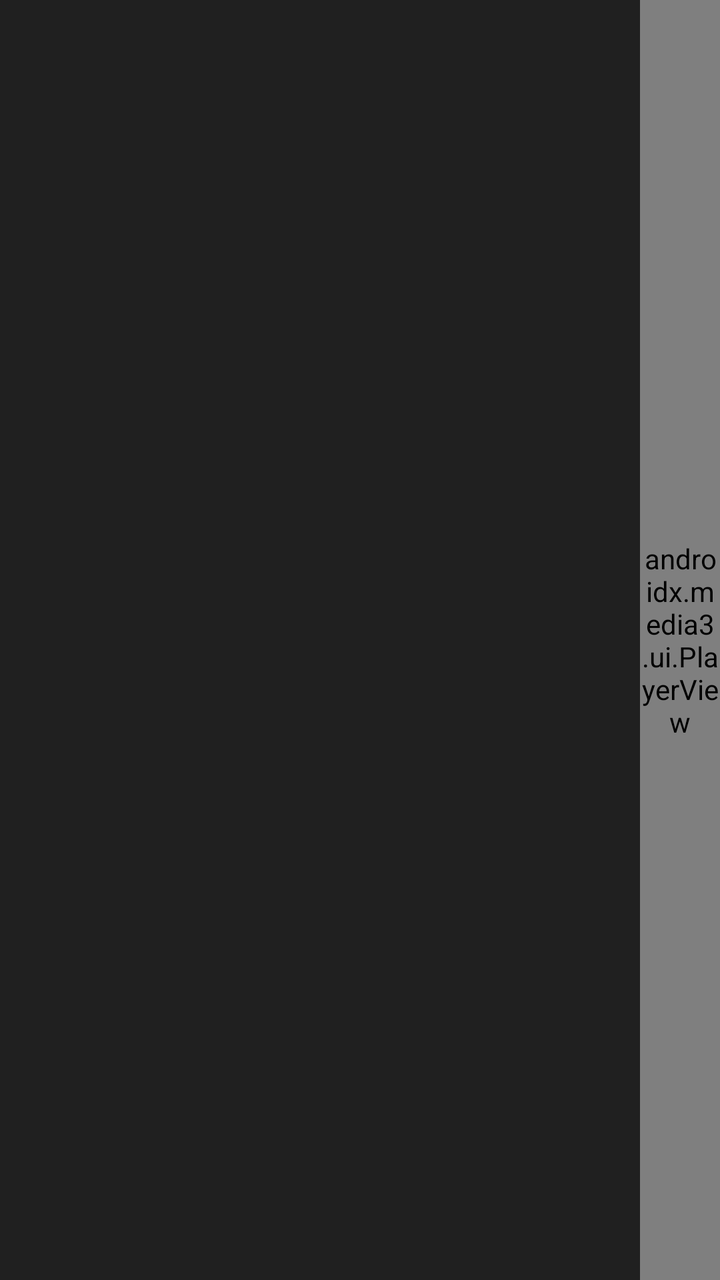
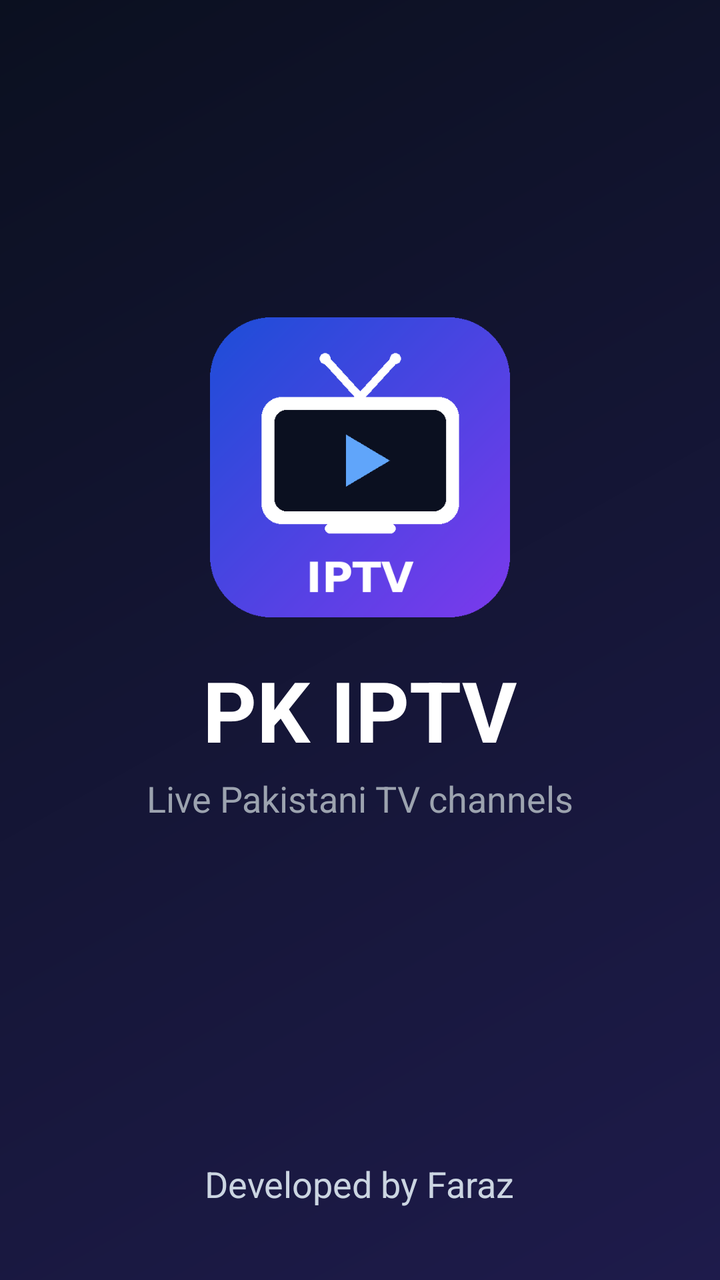

Screens rendered from an Android XML layout before and after an edit, with the pre-edit source and the edit as a unified diff.
<!-- AndroidManifest.xml: application theme Theme.AppCompat.NoActionBar -->
<!-- res/layout/activity_main.xml -->
<?xml version="1.0" encoding="utf-8"?>
<LinearLayout xmlns:android="http://schemas.android.com/apk/res/android"
    xmlns:app="http://schemas.android.com/apk/res-auto"
    android:layout_width="match_parent" android:layout_height="match_parent"
    android:orientation="horizontal" android:background="#000000">
    <ListView android:id="@+id/channelList"
        android:layout_width="320dp" android:layout_height="match_parent"
        android:background="#202020" android:choiceMode="singleChoice"
        android:listSelector="#3367D6" android:divider="#333333" android:dividerHeight="1dp"/>
    <FrameLayout
        android:layout_width="0dp" android:layout_height="match_parent"
        android:layout_weight="1">
        <androidx.media3.ui.PlayerView android:id="@+id/player"
            android:layout_width="match_parent" android:layout_height="match_parent"
            app:resize_mode="fit"/>
        <TextView android:id="@+id/status"
            android:layout_width="match_parent" android:layout_height="wrap_content"
            android:layout_gravity="bottom"
            android:background="#CC000000" android:textColor="#FFFFFF"
            android:textSize="18sp" android:padding="12dp"
            android:visibility="gone"/>
    </FrameLayout>
</LinearLayout>
<!-- resources referenced by this layout -->
<resources>

</resources>

<!-- the commit's change to res/layout/activity_main.xml (unified diff, before → after) -->
@@ -1,23 +1,135 @@
 <?xml version="1.0" encoding="utf-8"?>
-<LinearLayout xmlns:android="http://schemas.android.com/apk/res/android"
+<FrameLayout xmlns:android="http://schemas.android.com/apk/res/android"
     xmlns:app="http://schemas.android.com/apk/res-auto"
     android:layout_width="match_parent" android:layout_height="match_parent"
-    android:orientation="horizontal" android:background="#000000">
-    <ListView android:id="@+id/channelList"
-        android:layout_width="320dp" android:layout_height="match_parent"
-        android:background="#202020" android:choiceMode="singleChoice"
-        android:listSelector="#3367D6" android:divider="#333333" android:dividerHeight="1dp"/>
-    <FrameLayout
-        android:layout_width="0dp" android:layout_height="match_parent"
-        android:layout_weight="1">
-        <androidx.media3.ui.PlayerView android:id="@+id/player"
-            android:layout_width="match_parent" android:layout_height="match_parent"
-            app:resize_mode="fit"/>
-        <TextView android:id="@+id/status"
-            android:layout_width="match_parent" android:layout_height="wrap_content"
-            android:layout_gravity="bottom"
-            android:background="#CC000000" android:textColor="#FFFFFF"
-            android:textSize="18sp" android:padding="12dp"
-            android:visibility="gone"/>
-    </FrameLayout>
-</LinearLayout>
+    android:background="#0B1020">
+
+    <LinearLayout
+        android:layout_width="match_parent" android:layout_height="match_parent"
+        android:orientation="horizontal">
+
+        <LinearLayout android:id="@+id/panel"
+            android:layout_width="340dp" android:layout_height="match_parent"
+            android:orientation="vertical" android:background="#111827">
+            <LinearLayout
+                android:layout_width="match_parent" android:layout_height="wrap_content"
+                android:orientation="vertical"
+                android:paddingLeft="22dp" android:paddingRight="16dp"
+                android:paddingTop="20dp" android:paddingBottom="14dp">
+                <TextView
+                    android:layout_width="wrap_content" android:layout_height="wrap_content"
+                    android:text="PK IPTV" android:textColor="#FFFFFF"
+                    android:textSize="26sp" android:textStyle="bold"/>
+                <TextView android:id="@+id/headerCount"
+                    android:layout_width="wrap_content" android:layout_height="wrap_content"
+                    android:text="Loading..." android:textColor="#9CA3AF" android:textSize="14sp"/>
+            </LinearLayout>
+            <View android:layout_width="match_parent" android:layout_height="1dp"
+                android:background="#1F2937"/>
+            <ListView android:id="@+id/channelList"
+                android:layout_width="match_parent" android:layout_height="0dp"
+                android:layout_weight="1"
+                android:paddingTop="8dp" android:paddingBottom="8dp"
+                android:clipToPadding="false" android:scrollbars="none"
+                android:divider="@null" android:dividerHeight="0dp"
+                android:listSelector="@android:color/transparent"
+                android:choiceMode="none"/>
+            <TextView
+                android:layout_width="match_parent" android:layout_height="wrap_content"
+                android:background="#0F172A" android:padding="14dp"
+                android:text="OK: play    Right: fullscreen    Back: exit"
+                android:textColor="#6B7280" android:textSize="12sp"/>
+        </LinearLayout>
+
+        <FrameLayout
+            android:layout_width="0dp" android:layout_height="match_parent"
+            android:layout_weight="1">
+
+            <androidx.media3.ui.PlayerView android:id="@+id/player"
+                android:layout_width="match_parent" android:layout_height="match_parent"
+                android:focusable="false"
+                app:use_controller="false"
+                app:resize_mode="fit"/>
+
+            <TextView android:id="@+id/emptyHint"
+                android:layout_width="wrap_content" android:layout_height="wrap_content"
+                android:layout_gravity="center"
+                android:text="Select a channel and press OK to start watching"
+                android:textColor="#6B7280" android:textSize="20sp"/>
+
+            <TextView android:id="@+id/nowPlaying"
+                android:layout_width="wrap_content" android:layout_height="wrap_content"
+                android:layout_gravity="top|start"
+                android:layout_margin="24dp"
+                android:background="@drawable/bg_chip"
+                android:paddingLeft="20dp" android:paddingRight="20dp"
+                android:paddingTop="10dp" android:paddingBottom="10dp"
+                android:textColor="#FFFFFF" android:textSize="20sp" android:textStyle="bold"
+                android:visibility="gone"/>
+
+            <ProgressBar android:id="@+id/spinner"
+                style="?android:attr/progressBarStyleLarge"
+                android:layout_width="64dp" android:layout_height="64dp"
+                android:layout_gravity="center"
+                android:indeterminateTint="#60A5FA"
+                android:visibility="gone"/>
+
+            <LinearLayout android:id="@+id/statusBox"
+                android:layout_width="match_parent" android:layout_height="wrap_content"
+                android:layout_gravity="bottom"
+                android:layout_margin="28dp"
+                android:orientation="vertical"
+                android:background="@drawable/bg_status"
+                android:padding="20dp"
+                android:visibility="gone">
+                <TextView android:id="@+id/statusTitle"
+                    android:layout_width="match_parent" android:layout_height="wrap_content"
+                    android:textColor="#FFFFFF" android:textSize="22sp" android:textStyle="bold"/>
+                <TextView android:id="@+id/statusDetail"
+                    android:layout_width="match_parent" android:layout_height="wrap_content"
+                    android:layout_marginTop="6dp"
+                    android:textColor="#D1D5DB" android:textSize="17sp"/>
+                <TextView android:id="@+id/statusTech"
+                    android:layout_width="match_parent" android:layout_height="wrap_content"
+                    android:layout_marginTop="8dp"
+                    android:textColor="#6B7280" android:textSize="13sp"/>
+            </LinearLayout>
+        </FrameLayout>
+    </LinearLayout>
+
+    <RelativeLayout android:id="@+id/splash"
+        android:layout_width="match_parent" android:layout_height="match_parent"
+        android:background="@drawable/bg_splash"
+        android:clickable="true">
+        <LinearLayout
+            android:layout_width="wrap_content" android:layout_height="wrap_content"
+            android:layout_centerInParent="true"
+            android:orientation="vertical" android:gravity="center_horizontal">
+            <ImageView
+                android:layout_width="150dp" android:layout_height="150dp"
+                android:src="@drawable/ic_launcher"/>
+            <TextView
+                android:layout_width="wrap_content" android:layout_height="wrap_content"
+                android:layout_marginTop="18dp"
+                android:text="PK IPTV" android:textColor="#FFFFFF"
+                android:textSize="42sp" android:textStyle="bold"/>
+            <TextView
+                android:layout_width="wrap_content" android:layout_height="wrap_content"
+                android:layout_marginTop="4dp"
+                android:text="Live Pakistani TV channels"
+                android:textColor="#9CA3AF" android:textSize="18sp"/>
+            <ProgressBar
+                style="?android:attr/progressBarStyleLarge"
+                android:layout_width="40dp" android:layout_height="40dp"
+                android:layout_marginTop="30dp"
+                android:indeterminateTint="#60A5FA"/>
+        </LinearLayout>
+        <TextView
+            android:layout_width="wrap_content" android:layout_height="wrap_content"
+            android:layout_alignParentBottom="true"
+            android:layout_centerHorizontal="true"
+            android:layout_marginBottom="36dp"
+            android:text="Developed by Faraz"
+            android:textColor="#CBD5E1" android:textSize="18sp"/>
+    </RelativeLayout>
+</FrameLayout>
<!-- resource entries referenced after the edit -->
@@ -1,5 +1,22 @@
 <!-- resources referenced by this layout -->
 <resources>
-
+  <!-- drawable bg_chip (drawable) -->
+  <?xml version="1.0" encoding="utf-8"?>
+  <shape xmlns:android="http://schemas.android.com/apk/res/android" android:shape="rectangle">
+      <solid android:color="#B3000000"/>
+      <corners android:radius="20dp"/>
+  </shape>
+  <!-- drawable bg_splash (drawable) -->
+  <?xml version="1.0" encoding="utf-8"?>
+  <shape xmlns:android="http://schemas.android.com/apk/res/android" android:shape="rectangle">
+      <gradient android:angle="315" android:startColor="#0B1020" android:endColor="#1E1B4B"/>
+  </shape>
+  <!-- drawable bg_status (drawable) -->
+  <?xml version="1.0" encoding="utf-8"?>
+  <shape xmlns:android="http://schemas.android.com/apk/res/android" android:shape="rectangle">
+      <solid android:color="#E6111827"/>
+      <corners android:radius="14dp"/>
+  </shape>
+  <!-- drawable ic_launcher: png bitmap (drawable-nodpi, 16721 bytes) -->
 </resources>
 
